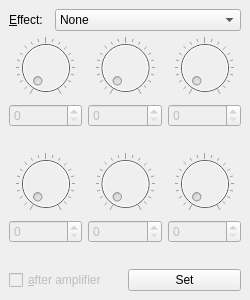
First picture: the form in plug/effect.ui, repository b2ornot2b/plug, before the edit.
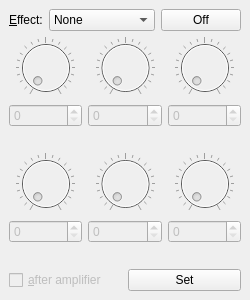
Second picture: the form after the edit.

Commit message: Added "Off" button - fixes issue 18

The edit to the form file:
```diff
--- a/plug/effect.ui
+++ b/plug/effect.ui
@@ -227,6 +227,16 @@
         </item>
        </widget>
       </item>
+      <item>
+       <widget class="QPushButton" name="pushButton">
+        <property name="text">
+         <string>Off</string>
+        </property>
+        <property name="checkable">
+         <bool>true</bool>
+        </property>
+       </widget>
+      </item>
      </layout>
     </item>
     <item>
```
The commit also changes 2 other files.
